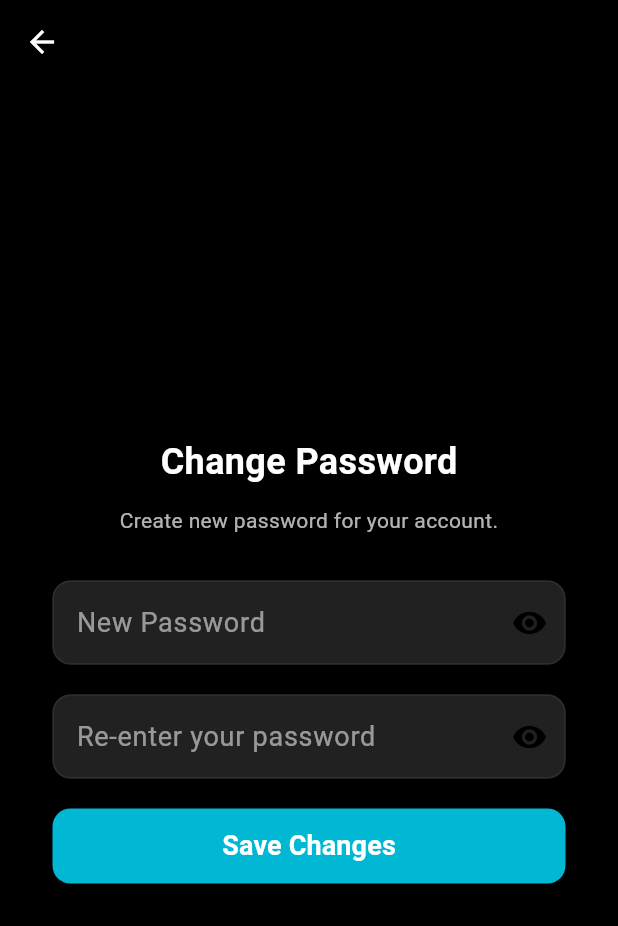
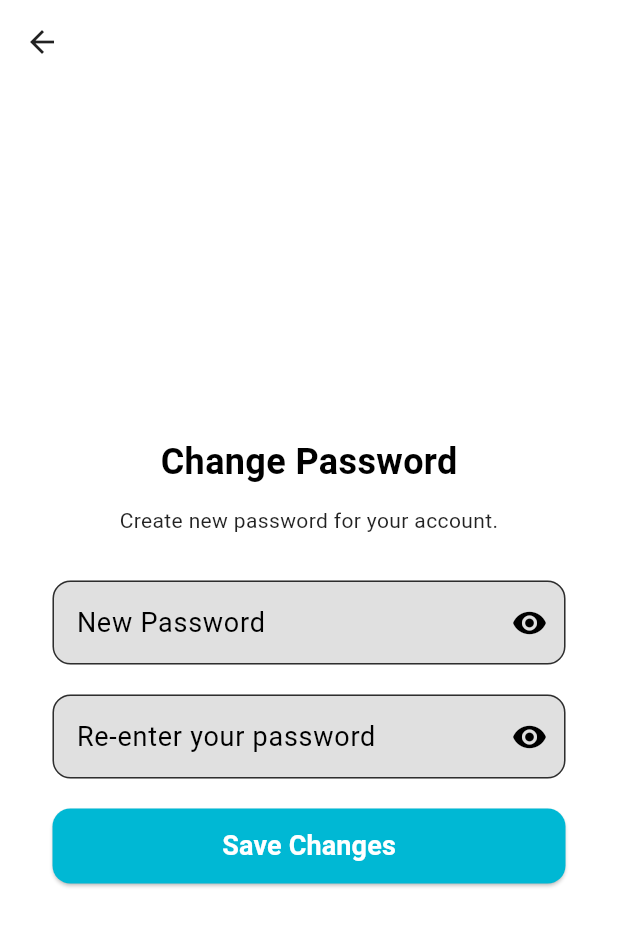
Before and after one commit to mehrdadmokhtar-tech/R8, a Flutter app: the ChangePassPage screen opened by its route, on a phone screen of 412 x 824 dp. Shown: the top 926 px of the screen. Run offline on Flutter 3.47's test engine with Material 3 defaults, Android fonts, the light colour scheme and no system bars; our stand-ins replace another_flushbar, flutter_secure_storage, flutter_svg, pin_code_fields, shared_preferences; missing offline and left inert: nfc_manager, otp_autofill; accounts and stored records are empty.

Commit message:
nasim 1404/07/20

```diff
--- a/lib/login/changepass_page.dart
+++ b/lib/login/changepass_page.dart
@@ -90,11 +90,11 @@ class _ChangePassPageState extends State<ChangePassPage> {
   @override
   Widget build(BuildContext context) {
     return Scaffold(
-      backgroundColor: Colors.black,
       appBar: AppBar(
-        backgroundColor: Colors.black,
         elevation: 0,
-        iconTheme: IconThemeData(color: Colors.white),
+        iconTheme: IconThemeData(
+          color: Theme.of(context).textTheme.bodyMedium?.color,
+        ),
       ),
       body: Padding(
         padding: EdgeInsetsGeometry.symmetric(horizontal: 35),
@@ -103,19 +103,22 @@ class _ChangePassPageState extends State<ChangePassPage> {
           child: Column(
             mainAxisAlignment: MainAxisAlignment.center,
             children: [
-              const Text(
+              Text(
                 "Change Password",
                 style: TextStyle(
-                  color: Colors.white,
+                  color: Theme.of(context).textTheme.titleLarge?.color,
                   fontSize: 24,
                   fontWeight: FontWeight.bold,
                 ),
               ),
               SizedBox(height: 12),
-              const Text(
+              Text(
                 "Create new password for your account.",
                 textAlign: TextAlign.center,
-                style: TextStyle(color: Colors.white70, fontSize: 14),
+                style: TextStyle(
+                  color: Theme.of(context).textTheme.bodyMedium?.color,
+                  fontSize: 14,
+                ),
               ),
 
               SizedBox(height: 30),
@@ -124,15 +127,9 @@ class _ChangePassPageState extends State<ChangePassPage> {
               TextFormField(
                 controller: _newPasswordController,
                 obscureText: _obscurePassword,
-                style: TextStyle(color: Colors.white),
                 decoration: InputDecoration(
                   labelText: "New Password",
-                  labelStyle: const TextStyle(
-                    color: Colors.white54,
-                    fontSize: 18,
-                  ),
-                  filled: true,
-                  fillColor: Colors.grey[900],
+                  labelStyle: const TextStyle(fontSize: 18),
                   border: OutlineInputBorder(
                     borderRadius: BorderRadius.circular(12),
                   ),
@@ -180,15 +177,9 @@ class _ChangePassPageState extends State<ChangePassPage> {
               TextFormField(
                 controller: _confirmNewPasswordController,
                 obscureText: _obscureConfirmPassword,
-                style: const TextStyle(color: Colors.white),
                 decoration: InputDecoration(
                   labelText: "Re-enter your password",
-                  labelStyle: const TextStyle(
-                    color: Colors.white54,
-                    fontSize: 18,
-                  ),
-                  filled: true,
-                  fillColor: Colors.grey[900],
+                  labelStyle: const TextStyle(fontSize: 18),
                   border: OutlineInputBorder(
                     borderRadius: BorderRadius.circular(12),
                   ),
@@ -247,7 +238,7 @@ class _ChangePassPageState extends State<ChangePassPage> {
                           });
                         },
                   style: ElevatedButton.styleFrom(
-                    backgroundColor: const Color(0xFF00B8D4),
+                    backgroundColor: Theme.of(context).colorScheme.primary,
                     disabledBackgroundColor: Colors.grey,
                     shape: RoundedRectangleBorder(
                       borderRadius: BorderRadiusGeometry.circular(12),
@@ -257,12 +248,12 @@ class _ChangePassPageState extends State<ChangePassPage> {
                     mainAxisAlignment: MainAxisAlignment.center,
                     mainAxisSize: MainAxisSize.min,
                     children: [
-                      const Text(
+                      Text(
                         "Save Changes",
                         style: TextStyle(
                           fontSize: 18,
                           fontWeight: FontWeight.bold,
-                          color: Colors.white,
+                          color: Theme.of(context).colorScheme.onPrimary,
                         ),
                       ),
                       if (_isSaveLoading) ...[
```
Also changed, not shown: lib/dashboard/dashboard_page.dart (+68 -25 lines), lib/dashboard/navigation_layout.dart (+11 -6 lines), lib/login/forgotpass_page.dart (+2 -13 lines), lib/login/otp_page.dart (+30 -17 lines), lib/main.dart (+16 -0 lines).
